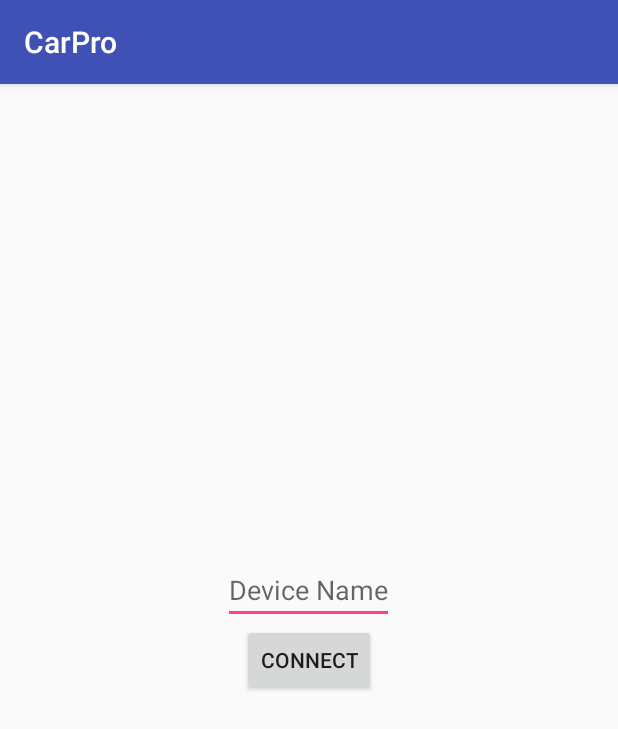
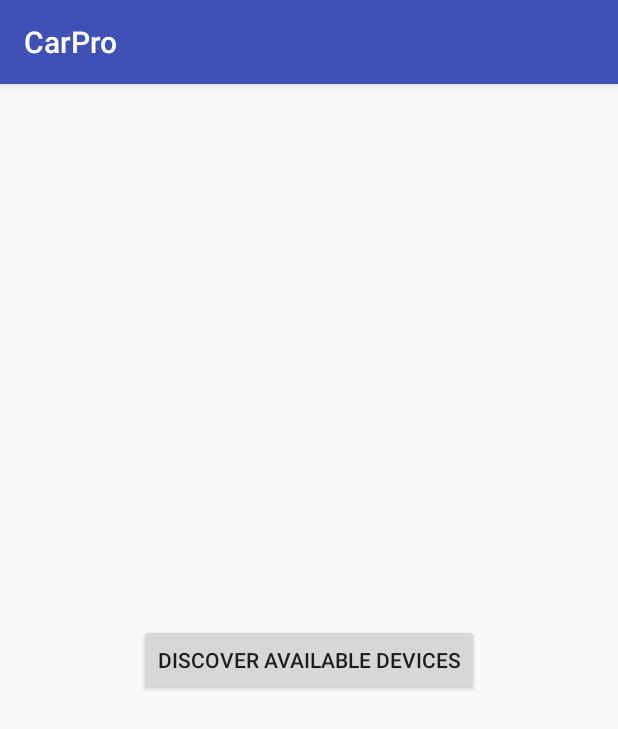
Before and after one commit to mahdafr/CarPro, an Android app: the screen it shows after launch (MainActivity), on a phone screen of 412 x 824 dp. Shown: the top 729 px of the screen. Run offline under Robolectric (Android 15) with nearby library versions, the phone set to English and light mode, and no system bars.

Commit message:
Added loading bar and text, added OBD commands

```diff
--- a/app/src/main/java/edu/utep/cs/cs4330/carpro/MainActivity.java
+++ b/app/src/main/java/edu/utep/cs/cs4330/carpro/MainActivity.java
@@ -6,12 +6,14 @@
 package edu.utep.cs.cs4330.carpro;
 
 import android.Manifest;
+import android.app.ProgressDialog;
 import android.bluetooth.BluetoothAdapter;
 import android.bluetooth.BluetoothDevice;
 import android.content.DialogInterface;
 import android.content.Intent;
 import android.content.SharedPreferences;
 import android.content.pm.PackageManager;
+import android.os.AsyncTask;
 import android.os.Build;
 import android.support.v4.app.ActivityCompat;
 import android.support.v4.content.ContextCompat;
@@ -21,20 +23,23 @@ import android.os.Bundle;
 import android.text.Html;
 import android.text.method.LinkMovementMethod;
 import android.util.Log;
+import android.view.View;
 import android.widget.ArrayAdapter;
 import android.widget.EditText;
+import android.widget.ProgressBar;
 import android.widget.TextView;
 
 import java.util.ArrayList;
 
 public class MainActivity extends AppCompatActivity {
-    private EditText deviceNameField;
     private BluetoothAdapter bluetoothAdapter = BluetoothAdapter.getDefaultAdapter();
     android.content.IntentFilter intentFilter;
     java.util.Set<BluetoothDevice> pairedDevices;
     java.util.ArrayList<BluetoothDevice> availableDevices;
     SharedPreferences.Editor editor;
     private final String LOG_TAG = "testme";
+    ProgressBar loadingCircle;
+    TextView loadingText;
 
     /* ************************************************************************************
        ************************************************************************************ */
@@ -46,18 +51,16 @@ public class MainActivity extends AppCompatActivity {
     protected void onCreate(Bundle savedInstanceState) {
         super.onCreate(savedInstanceState);
         setContentView(R.layout.activity_main);
-        deviceNameField = (EditText) findViewById(R.id.deviceNameField);
-
         SharedPreferences pref = getApplicationContext().getSharedPreferences("MyPref", 0); // 0 - for private mode
         editor = pref.edit();
 
-        if(pref.contains("username")){
-            deviceNameField.setText(pref.getString("username", null));
-        }
-
         setUpBluetoothAdapter();
         availableDevices = new ArrayList<BluetoothDevice>();
+
+        loadingCircle = (ProgressBar) findViewById(R.id.loadingCircle);
+        loadingText = (TextView) findViewById(R.id.loadingText);
     }
+
 
     /* Resumes the MainActivity of CarPro: registers broadcast receiver for bluetooth */
     @Override
@@ -97,29 +100,31 @@ public class MainActivity extends AppCompatActivity {
         @Override
         public void onReceive(android.content.Context context, Intent intent) {
             String action = intent.getAction();
-            if ( bluetoothAdapter.ACTION_DISCOVERY_STARTED.equals(action) ) {
-                Log.d(LOG_TAG,"Started discovery process...");
-            } else if ( bluetoothAdapter.ACTION_DISCOVERY_FINISHED.equals(action) ) {
-                Log.d(LOG_TAG,"Discovery process finished.");
+            if (bluetoothAdapter.ACTION_DISCOVERY_STARTED.equals(action)) {
+                Log.d(LOG_TAG, "Started discovery process...");
+            } else if (bluetoothAdapter.ACTION_DISCOVERY_FINISHED.equals(action)) {
+                Log.d(LOG_TAG, "Discovery process finished.");
+                loadingCircle.setVisibility(View.GONE);
+                loadingText.setText("");
                 connectToAvailableDevice();
-            } else if ( bluetoothAdapter.ACTION_STATE_CHANGED.equals(action) ) {
-                Log.d(LOG_TAG,bluetoothAdapter.getState()+"");
+            } else if (bluetoothAdapter.ACTION_STATE_CHANGED.equals(action)) {
+                Log.d(LOG_TAG, bluetoothAdapter.getState() + "");
             } else {
-                Log.d(LOG_TAG,"Found a device...");
+                Log.d(LOG_TAG, "Found a device...");
                 BluetoothDevice d = intent.getParcelableExtra(BluetoothDevice.EXTRA_DEVICE);
-                Log.d(LOG_TAG,"Device name in extra: " +d.getName());
-                if ( d.ACTION_FOUND.equals(action) ) {
-                    Log.d(LOG_TAG,"Found device " + d.getName());
-                    if ( d!=null )
-                        if ( !availableDevices.contains(d) )
+                Log.d(LOG_TAG, "Device name in extra: " + d.getName());
+                if (d.ACTION_FOUND.equals(action)) {
+                    Log.d(LOG_TAG, "Found device " + d.getName());
+                    if (d != null)
+                        if (!availableDevices.contains(d))
                             availableDevices.add(d); //found a device
                         else
-                            Log.d(LOG_TAG,"Found duplicate device.");
-                } else if ( d.ACTION_ACL_CONNECTED.equals(action) ) {
+                            Log.d(LOG_TAG, "Found duplicate device.");
+                } else if (d.ACTION_ACL_CONNECTED.equals(action)) {
                     Log.d(LOG_TAG, "connected");
-                } else if ( d.ACTION_ACL_DISCONNECT_REQUESTED.equals(action) ) {
+                } else if (d.ACTION_ACL_DISCONNECT_REQUESTED.equals(action)) {
                     Log.d(LOG_TAG, "disconnecting");
-                } else if ( d.ACTION_ACL_DISCONNECTED.equals(action) ) {
+                } else if (d.ACTION_ACL_DISCONNECTED.equals(action)) {
                     Log.d(LOG_TAG, "disconnected");
                 }
             }
@@ -129,7 +134,7 @@ public class MainActivity extends AppCompatActivity {
     /* Turns on Bluetooth and Connects to a device by registering the receiver for connectivity */
     private void registerReceiverForBT() {
         //BT functionality preparation
-        Log.d(LOG_TAG,"Registering receiver on state changes...");
+        Log.d(LOG_TAG, "Registering receiver on state changes...");
         intentFilter = new android.content.IntentFilter();
         intentFilter.addAction(bluetoothAdapter.ACTION_DISCOVERY_STARTED);
         intentFilter.addAction(bluetoothAdapter.ACTION_DISCOVERY_FINISHED);
@@ -179,22 +184,22 @@ public class MainActivity extends AppCompatActivity {
 
     /* Connects on User command */
     public void connect(android.view.View v) {
-        Log.d(LOG_TAG,"connect pressed");
-        if ( !hasBluetooth() )
+        Log.d(LOG_TAG, "connect pressed");
+        if (!hasBluetooth())
             toast("No Bluetooth functionality.");
         else {
             listPairedDevices();
-            if ( canConnectTo(deviceNameField.getText().toString()) ) {
-                saveDeviceName(deviceNameField.getText().toString());
-                connectToDevice(deviceNameField.getText().toString());
-            }
+            loadingCircle.setVisibility(View.VISIBLE);
+            loadingText.setText("Looking for nearby devices...");
+            discoverDevices();
         }
     }
+
 
     /* Start the next activity */
     private void startActivity(String addr) {
         Intent intent = new Intent(this, DisplayActivity.class);
-        intent.putExtra("DeviceAddress",addr);
+        intent.putExtra("DeviceAddress", addr);
         startActivity(intent);
     }
 
@@ -206,19 +211,19 @@ public class MainActivity extends AppCompatActivity {
 
     /* Saves this device to connect to directly */
     private void saveDeviceName(String name) {
-        editor.putString("username", deviceNameField.getText().toString());
+        editor.putString("username", name);
         editor.commit();
     }
 
     /* Builds a connection to the remote device for receiving data */
-    private void connectToDevice(String name) {
-        Log.d(LOG_TAG,"in connectToDevice...");
+    private void discoverDevices() {
+        Log.d(LOG_TAG, "in connectToDevice...");
 
         //getPerm();
-        if ( !bluetoothAdapter.isEnabled() ) bluetoothAdapter.enable();
-        if ( bluetoothAdapter.isDiscovering() ) bluetoothAdapter.cancelDiscovery();
+        if (!bluetoothAdapter.isEnabled()) bluetoothAdapter.enable();
+        if (bluetoothAdapter.isDiscovering()) bluetoothAdapter.cancelDiscovery();
         bluetoothAdapter.startDiscovery(); //start it
-        while ( !bluetoothAdapter.isDiscovering() ) ; //Log.d(LOG_TAG,"not discovering...");
+        while (!bluetoothAdapter.isDiscovering()) ; //Log.d(LOG_TAG,"not discovering...");
         //while ( bluetoothAdapter.isDiscovering() ) ; //Log.d(LOG_TAG,"now discovering...");
     }
 
@@ -286,21 +291,21 @@ public class MainActivity extends AppCompatActivity {
 
     /* Checks if the local device has bluetooth functionality */
     private boolean hasBluetooth() {
-        return bluetoothAdapter!=null;
+        return bluetoothAdapter != null;
     }
 
     /* Displays the list of paired devices to the local device */
     private void listPairedDevices() {
         pairedDevices = bluetoothAdapter.getBondedDevices();
-        for ( BluetoothDevice d : pairedDevices )
-            Log.d(LOG_TAG,"Bonded with: " +d.getName());
+        for (BluetoothDevice d : pairedDevices)
+            Log.d(LOG_TAG, "Bonded with: " + d.getName());
     }
 
     /* Populates the adapter for the list of paired devices for connection */
     private void getAvailableDevices() {
-        Log.d(LOG_TAG,"Size of availableDevices: " +availableDevices.size());
-        for ( BluetoothDevice d : availableDevices ) {
-            if ( d.getName()!=null )
+        Log.d(LOG_TAG, "Size of availableDevices: " + availableDevices.size());
+        for (BluetoothDevice d : availableDevices) {
+            if (d.getName() != null)
                 deviceStrs.add(d.getName());
             else
                 deviceStrs.add(d.getAddress());
--- a/app/src/main/res/layout/activity_display.xml
+++ b/app/src/main/res/layout/activity_display.xml
@@ -12,4 +12,7 @@
         android:layout_width="match_parent">
     </ListView>
 
+
+
+
 </android.support.constraint.ConstraintLayout>
--- a/app/src/main/res/layout/activity_main.xml
+++ b/app/src/main/res/layout/activity_main.xml
@@ -5,19 +5,37 @@
     android:layout_height="match_parent"
     tools:context="edu.utep.cs.cs4330.carpro.MainActivity">
 
-    <EditText
-        android:id="@+id/deviceNameField"
-        android:hint="Device Name"
-        android:layout_width="wrap_content"
-        android:layout_height="wrap_content"
-        android:layout_centerInParent="true"
-        android:layout_above="@+id/butt"/>
+    <RelativeLayout
+        android:layout_width="match_parent"
+        android:layout_height="match_parent">
 
-    <Button
-        android:id="@+id/butt"
-        android:text="@string/connect"
-        android:layout_width="wrap_content"
-        android:layout_height="wrap_content"
-        android:layout_centerInParent="true"
-        android:onClick="connect"/>
+        <Button
+            android:id="@+id/butt"
+            android:text="@string/discover"
+            android:layout_width="wrap_content"
+            android:layout_height="wrap_content"
+            android:layout_centerInParent="true"
+            android:onClick="connect" />
+
+        <TextView
+            android:id="@+id/loadingText"
+            android:layout_below="@id/butt"
+            android:layout_width="wrap_content"
+            android:layout_height="wrap_content"
+            android:layout_centerHorizontal="true"/>
+
+        <ProgressBar
+            android:id="@+id/loadingCircle"
+            style="?android:attr/progressBarStyle"
+            android:layout_width="wrap_content"
+            android:layout_height="wrap_content"
+            android:visibility="gone"
+            android:layout_below="@id/loadingText"
+            android:layout_centerHorizontal="true"
+            />
+
+
+
+    </RelativeLayout>
+
 </RelativeLayout>
--- a/app/src/main/res/values/strings.xml
+++ b/app/src/main/res/values/strings.xml
@@ -1,6 +1,6 @@
 <resources>
     <string name="app_name">CarPro</string>
-    <string name="connect">Connect</string>
+    <string name="discover">Discover Available Devices</string>
     <string name="obdii_device_name">Device name</string>
     <string name="title_activity_display">DisplayActivity</string>
 </resources>
```
Also changed, not shown: app/src/main/java/edu/utep/cs/cs4330/carpro/DisplayActivity.java (+26 -8 lines).
